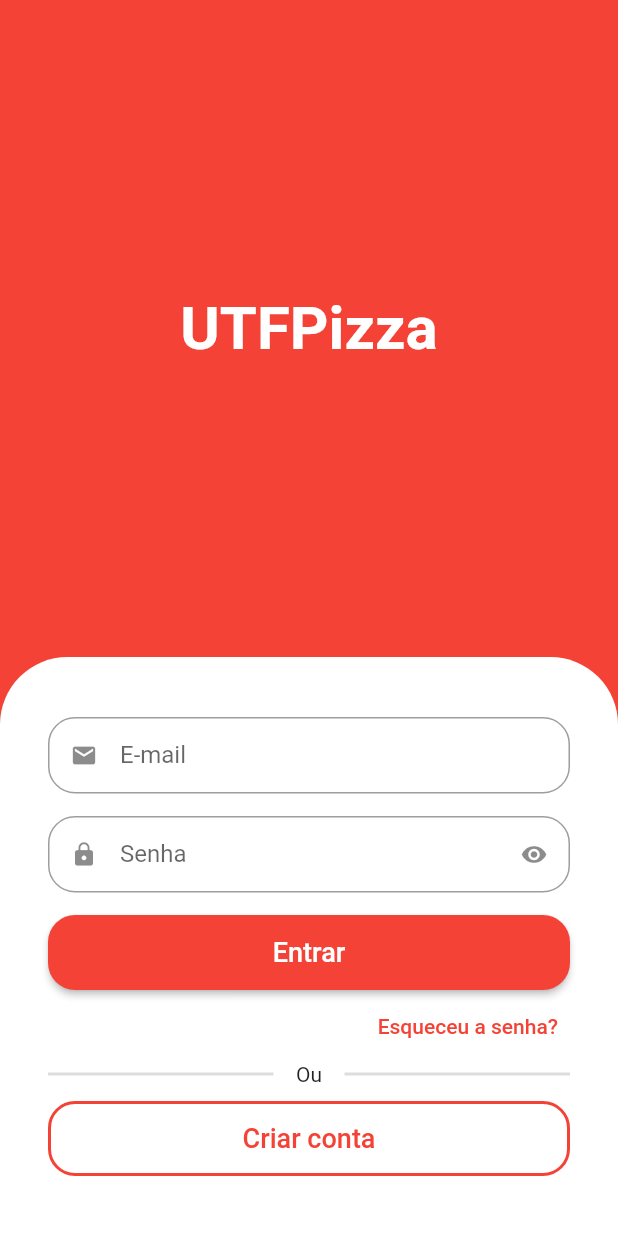
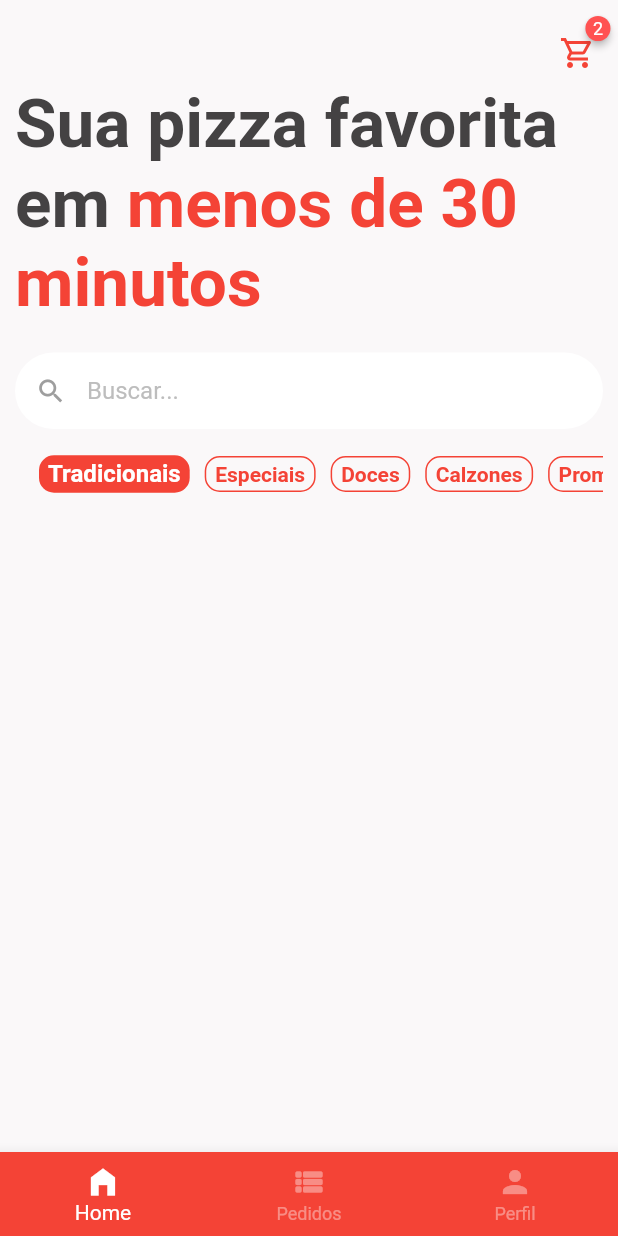
Before and after one commit to abrunaanunes/pizzaria-flutter, a Flutter app: the screen it shows after launch, after a tap on "Entrar", on a phone screen of 412 x 824 dp. Run offline on Flutter 3.47's test engine with Material 2 defaults, Android fonts, the phone set to English and light mode, and no system bars; drawn by our look-alikes of badges; our stand-ins replace mask_text_input_formatter.

Commit message:
Página home WIP

```diff
--- a/lib/main.dart
+++ b/lib/main.dart
@@ -11,11 +11,13 @@ class MyApp extends StatelessWidget {
   // This widget is the root of your application.
   @override
   Widget build(BuildContext context) {
+    Color scaffoldColor = const Color.fromARGB(255, 250, 248, 249);
     return MaterialApp(
       title: 'Go Pizza',
       debugShowCheckedModeBanner: false,
       theme: ThemeData(
         primarySwatch: Colors.red,
+        scaffoldBackgroundColor: scaffoldColor,
       ),
       home: const SignInScreen(),
     );
--- a/lib/src/auth/sign_in_screen.dart
+++ b/lib/src/auth/sign_in_screen.dart
@@ -1,6 +1,7 @@
 import 'package:flutter/material.dart';
 import 'package:gopizza/src/auth/components/custom_text_field.dart';
 import 'package:gopizza/src/auth/sign_up_screen.dart';
+import 'package:gopizza/src/base/base_screen.dart';
 
 class SignInScreen extends StatelessWidget {
   const SignInScreen({super.key});
@@ -80,7 +81,12 @@ class SignInScreen extends StatelessWidget {
                               ),
                             ),
                           ),
-                          onPressed: () {},
+                          onPressed: () {
+                            Navigator.of(context).pushReplacement(
+                                MaterialPageRoute(builder: (c) {
+                              return const BaseScreen();
+                            }));
+                          },
                           child: const Text(
                             "Entrar",
                             style: TextStyle(
--- /dev/null
+++ b/lib/src/base/home/components/category_tile.dart
@@ -0,0 +1,38 @@
+import 'package:flutter/material.dart';
+
+class CategoryTile extends StatelessWidget {
+  const CategoryTile({
+    super.key,
+    required this.category,
+    required this.isSelected,
+  });
+
+  final String category;
+  final bool isSelected;
+
+  @override
+  Widget build(BuildContext context) {
+    return Align(
+      alignment: Alignment.center,
+      child: Container(
+        padding: const EdgeInsets.symmetric(
+          horizontal: 6,
+          vertical: 3,
+        ),
+        decoration: BoxDecoration(
+          color: isSelected ? Colors.red : Colors.transparent,
+          borderRadius: BorderRadius.circular(10),
+          border: isSelected ? null : Border.all(color: Colors.red),
+        ),
+        child: Text(
+          category,
+          style: TextStyle(
+            color: isSelected ? Colors.white : Colors.red,
+            fontWeight: FontWeight.bold,
+            fontSize: isSelected ? 16 : 14,
+          ),
+        ),
+      ),
+    );
+  }
+}
--- /dev/null
+++ b/lib/src/base/home/home_page.dart
@@ -0,0 +1,122 @@
+import 'package:badges/badges.dart';
+import 'package:flutter/material.dart';
+
+import 'components/category_tile.dart';
+
+class HomePage extends StatelessWidget {
+  const HomePage({super.key});
+
+  @override
+  Widget build(BuildContext context) {
+    Color customGreyColor = const Color.fromARGB(255, 68, 66, 67);
+    List<String> categories = [
+      'Tradicionais',
+      'Especiais',
+      'Doces',
+      'Calzones',
+      'Promoções',
+    ];
+    String selectedCategory = 'Tradicionais';
+    return Scaffold(
+        appBar: AppBar(
+          backgroundColor: Colors.transparent,
+          elevation: 0,
+          actions: [
+            Padding(
+              padding: const EdgeInsets.only(
+                top: 15,
+                right: 15,
+              ),
+              child: GestureDetector(
+                onTap: () {},
+                child: Badge(
+                  badgeColor: Colors.redAccent,
+                  badgeContent: const Text(
+                    '2',
+                    style: TextStyle(color: Colors.white, fontSize: 12),
+                  ),
+                  child: const Icon(
+                    Icons.shopping_cart_outlined,
+                    color: Colors.red,
+                  ),
+                ),
+              ),
+            ),
+          ],
+        ),
+        body: Padding(
+          padding: const EdgeInsets.symmetric(horizontal: 10),
+          child: Column(
+            children: [
+              Text.rich(
+                TextSpan(
+                  style: const TextStyle(
+                    fontSize: 45,
+                    fontWeight: FontWeight.bold,
+                  ),
+                  children: [
+                    TextSpan(
+                      text: "Sua pizza favorita em ",
+                      style: TextStyle(color: customGreyColor),
+                    ),
+                    const TextSpan(
+                      text: "menos de 30 minutos",
+                      style: TextStyle(
+                        color: Colors.red,
+                      ),
+                    ),
+                  ],
+                ),
+              ),
+              const SizedBox(
+                height: 20,
+              ),
+              TextFormField(
+                decoration: InputDecoration(
+                  filled: true,
+                  fillColor: Colors.white,
+                  isDense: true,
+                  hintText: "Buscar...",
+                  hintStyle: TextStyle(
+                    color: Colors.grey.shade400,
+                    fontSize: 16,
+                  ),
+                  prefixIcon: const Icon(
+                    Icons.search,
+                    color: Colors.grey,
+                    size: 21,
+                  ),
+                  border: OutlineInputBorder(
+                    borderRadius: BorderRadius.circular(60),
+                    borderSide: const BorderSide(
+                      width: 0,
+                      style: BorderStyle.none,
+                    ),
+                  ),
+                ),
+              ),
+              const SizedBox(
+                height: 10,
+              ),
+              Container(
+                padding: const EdgeInsets.only(
+                  left: 16,
+                ),
+                height: 40,
+                child: ListView.separated(
+                  scrollDirection: Axis.horizontal,
+                  itemBuilder: (_, index) {
+                    return CategoryTile(
+                      category: categories[index],
+                      isSelected: categories[index] == selectedCategory,
+                    );
+                  },
+                  separatorBuilder: (_, index) => const SizedBox(width: 10),
+                  itemCount: categories.length,
+                ),
+              ),
+            ],
+          ),
+        ));
+  }
+}
--- a/pubspec.yaml
+++ b/pubspec.yaml
@@ -35,6 +35,7 @@ dependencies:
   # Use with the CupertinoIcons class for iOS style icons.
   cupertino_icons: ^1.0.2
   mask_text_input_formatter: ^2.4.0
+  badges: ^2.0.3
 
 dev_dependencies:
   flutter_test:
```
Also changed, not shown: pubspec.lock.
